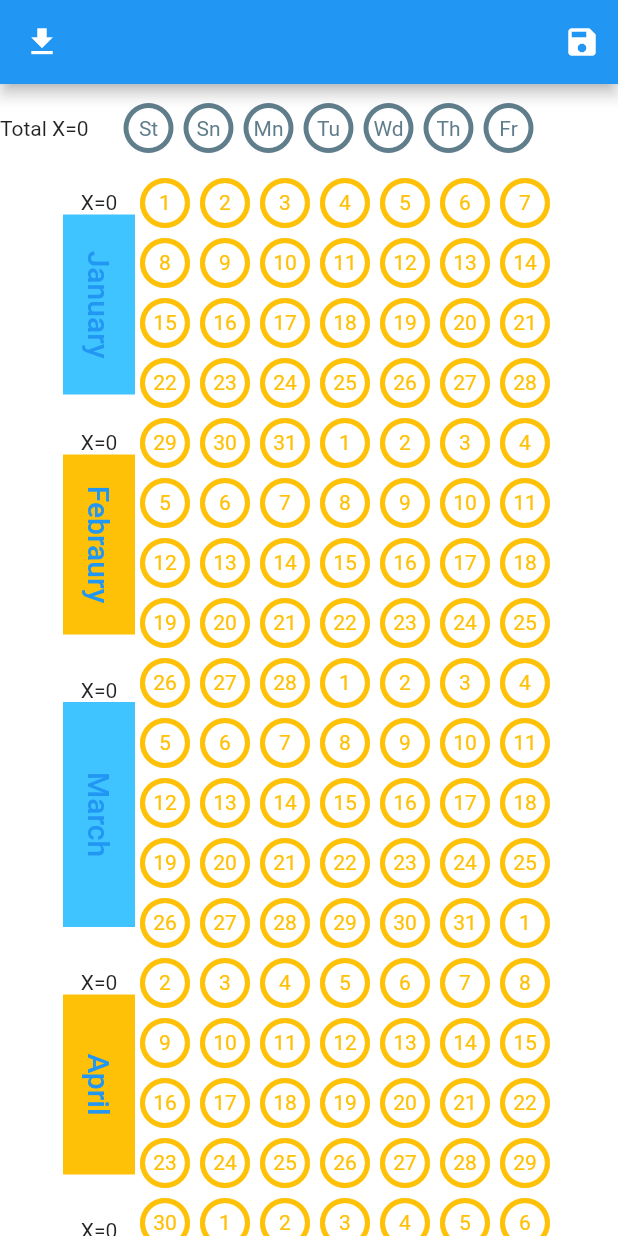
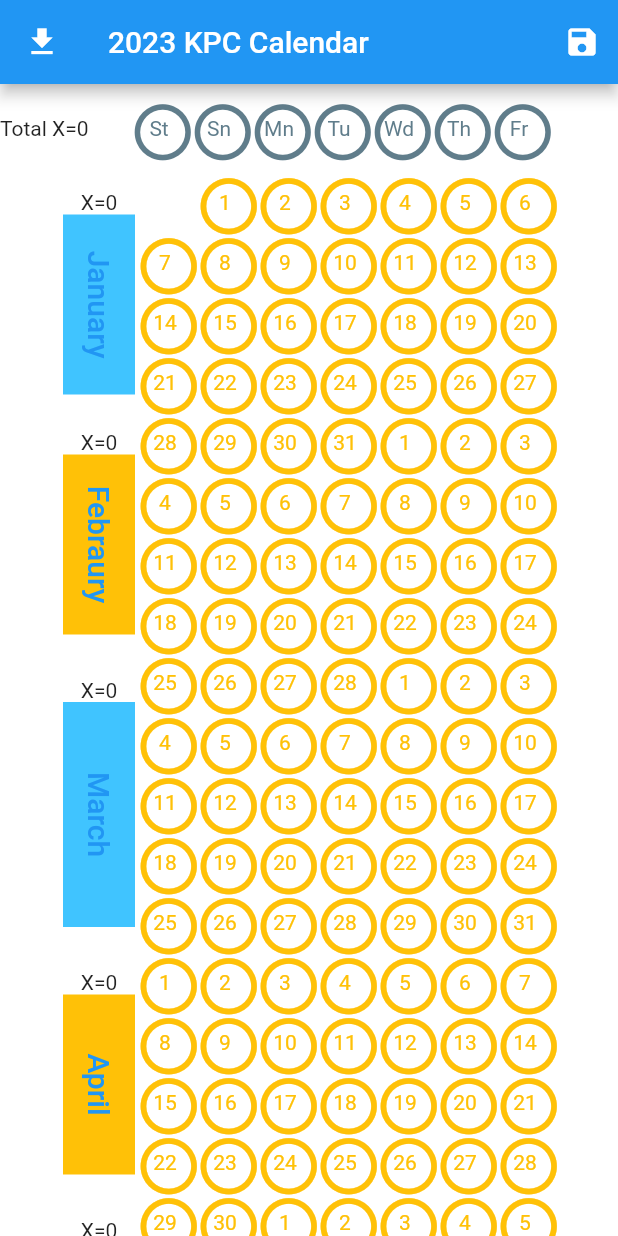
Before and after one commit to mhussin2008/mycustomcalendar, a Flutter app: the screen it shows after launch, on a phone screen of 412 x 824 dp. Run offline on Flutter 3.47's test engine with Material 2 defaults, Android fonts, the phone set to English and light mode, and no system bars; our stand-ins replace shared_preferences.

Commit message:
global key working ok /no comments/touch solved

```diff
--- a/lib/mycalendar.dart
+++ b/lib/mycalendar.dart
@@ -1,7 +1,6 @@
 import 'package:flutter/material.dart';
 import 'constants.dart';
 import 'single_day.dart';
-import 'package:quiver/time.dart';
 import 'package:shared_preferences/shared_preferences.dart';
 
 
@@ -15,20 +14,15 @@ class MyCalendar extends StatefulWidget {
 
 class _MyCalendarState extends State<MyCalendar> {
   final Future<SharedPreferences> _prefs = SharedPreferences.getInstance();
-
-
   @override  initState()  {
     // TODO: implement initState
-
     super.initState();
   }
 
   @override
   Widget build(BuildContext context) {
-    // var d = DateUtil();
     int i,j;
-    var n=daysInMonth(2022, 11);
-    var wd=DateTime(2022,11,1).weekday;
+
     List<int> totalX=[0,0,0,0,0,0,0,0,0,0,0,0];
     var sum=0;
     void Update (){
@@ -51,27 +45,19 @@ class _MyCalendarState extends State<MyCalendar> {
       if (Constants.widgetList[i].cstate=='X'){totalX[k]++;}
     }
 
-
-
-
       for(j=0;j<hhh;j++) {
         for (i = 1; i <= 7; i++) {
-
           row[i-1]= Constants.widgetList[i+7*j-1];
-
         }
         RowList[j]=Row(children: row.toList());
-
       }
         Update();
 
       List<Row> card=[Row(children: [Text('')],)];
       for(i=0;i<=11;i++){
-
         var v=Row(
            mainAxisAlignment: MainAxisAlignment.center,
            children: [Column (children: [Text('X=${totalX[i]}'),
-
              RotatedBox(
                quarterTurns: 1,
                child: Container(
@@ -96,7 +82,6 @@ class _MyCalendarState extends State<MyCalendar> {
                          fontSize: 20,
                       // backgroundColor: Colors.lightBlueAccent
                      ),
-
                    ),
                  ),
                ),
@@ -107,34 +92,26 @@ class _MyCalendarState extends State<MyCalendar> {
                  children:
 
                  RowList.sublist(Constants.monthLength[i]+1,Constants.monthLength[i+1]+1)
-
              ),
            ],
-
     );
         card.add(v);
        }
       card.removeAt(0);
 
-
-
     return Column(
       mainAxisAlignment: MainAxisAlignment.start,
-
       children:( [
          Expanded(
              flex:1,child: Row(children: <Widget> [
              //  SizedBox(width: 83,)
-         Text('Total X='+sum.toString()), SizedBox(width: 20,)
+         Text('Total X='+sum.toString()), SizedBox(width: 27,)
          ]+ Constants.header)
 
          ),
           Expanded (flex:12,child: SingleChildScrollView(
              child: Column(
                children: card
-
-
-
              ),
           ),
         ),
--- a/lib/myhomepage.dart
+++ b/lib/myhomepage.dart
@@ -24,16 +24,17 @@ class _MyHomePageState extends State<MyHomePage> {
       Constants.header.add(
          SingleDay(Constants.dayApprev[h], 0.toString(), 'H'));
     }
-
+    Constants.widgetList.add(
+        SingleDay('0', '0', 'Z'));
     for(int m=1;m<=12;m++) {
-      for (int i = 1; i <= daysInMonth(2022, m); i++)
+      for (int i = 1; i <= daysInMonth(2023, m); i++)
         {Constants.widgetList.add(
             SingleDay(i.toString(), m.toString(), 'E'));}
     }
      for(int i=1;i<=7;i++) {
      Constants.widgetList.add(SingleDay('0', '0', 'Z'));
     }
-    print('widget list length='+Constants.widgetList.length.toString());
+    print('widget list length=' + Constants.widgetList.length.toString());
 
     Constants.widgetList.removeAt(0);
 
@@ -46,6 +47,7 @@ class _MyHomePageState extends State<MyHomePage> {
   Widget build(BuildContext context) {
     return Scaffold(
       appBar: AppBar(
+        title: Text('2023 KPC Calendar'),
         leading: IconButton(onPressed: () async {
           // get data from  prefs to Screen
           List<String> savedgetlist;
--- a/lib/single_day.dart
+++ b/lib/single_day.dart
@@ -18,19 +18,9 @@ class _SingleDayState extends State<SingleDay> {
   @override
   Widget build(BuildContext context) {
     final  pos=Constants.states.indexWhere((element) => element==widget.cstate);
-    return Stack(
-      alignment: Alignment.center,
+    return GestureDetector(
+      onTap: (){
 
-      children: [
-        SizedBox(
-          width: 40,
-          height: 40,
-          child: IconButton(
-            padding: EdgeInsets.all(0.0),
-            alignment: Alignment.center,
-            color: Constants.sColors[pos],
-
-            onPressed: () {
           print(widget.num+'  '+widget.month+'  '+widget.cstate);
           if(widget.cstate=='X')
           {
@@ -55,19 +45,29 @@ class _SingleDayState extends State<SingleDay> {
             print('changed to X');
           }
 
+
       },
-            icon: const Icon(
-                size:40,
+      child: Stack(
+        alignment: Alignment.center,
+
+        children: [
+          SizedBox(
+            width: 40,
+            height: 40,
+            child: Icon(
+              color:  Constants.sColors[pos]  ,
+                  size:45,
                   Icons.circle_outlined),
             ),
 
-        ),
+
           Text(widget.num
                   ,
            style: TextStyle(color:  Constants.sColors[pos]),
               )
         ],
 
+      ),
     );
 
 
```
Lines whose indentation alone changed are shown as unchanged.
